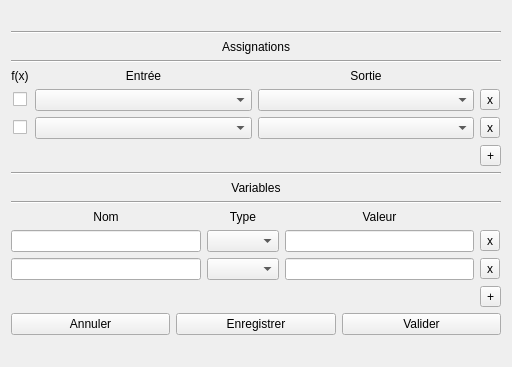
The window that QtIO/IOConfig/ioconfig.ui (jeremie-garcia/av) describes before a commit, drawn with Qt 5.
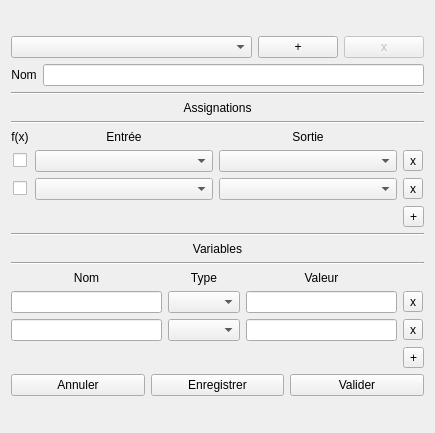
The same window after the commit.

```diff
--- a/QtIO/IOConfig/ioconfig.ui
+++ b/QtIO/IOConfig/ioconfig.ui
@@ -6,8 +6,8 @@
    <rect>
     <x>0</x>
     <y>0</y>
-    <width>512</width>
-    <height>367</height>
+    <width>435</width>
+    <height>433</height>
    </rect>
   </property>
   <property name="sizePolicy">
@@ -25,6 +25,75 @@
   <layout class="QGridLayout" name="gridLayout">
    <item row="0" column="0">
     <layout class="QVBoxLayout" name="genVertLay">
+     <item>
+      <layout class="QHBoxLayout" name="confHorLay" stretch="0,1,1">
+       <item>
+        <widget class="QComboBox" name="confCombo"/>
+       </item>
+       <item>
+        <widget class="QPushButton" name="addConfButton">
+         <property name="enabled">
+          <bool>true</bool>
+         </property>
+         <property name="sizePolicy">
+          <sizepolicy hsizetype="Maximum" vsizetype="Fixed">
+           <horstretch>0</horstretch>
+           <verstretch>0</verstretch>
+          </sizepolicy>
+         </property>
+         <property name="text">
+          <string>+</string>
+         </property>
+        </widget>
+       </item>
+       <item>
+        <widget class="QPushButton" name="delConfButton">
+         <property name="enabled">
+          <bool>false</bool>
+         </property>
+         <property name="sizePolicy">
+          <sizepolicy hsizetype="Maximum" vsizetype="Fixed">
+           <horstretch>0</horstretch>
+           <verstretch>0</verstretch>
+          </sizepolicy>
+         </property>
+         <property name="text">
+          <string>x</string>
+         </property>
+        </widget>
+       </item>
+      </layout>
+     </item>
+     <item>
+      <layout class="QHBoxLayout" name="nameHorLay">
+       <item>
+        <widget class="QLabel" name="nomLabel_2">
+         <property name="sizePolicy">
+          <sizepolicy hsizetype="Maximum" vsizetype="Preferred">
+           <horstretch>0</horstretch>
+           <verstretch>0</verstretch>
+          </sizepolicy>
+         </property>
+         <property name="text">
+          <string>Nom</string>
+         </property>
+         <property name="alignment">
+          <set>Qt::AlignCenter</set>
+         </property>
+        </widget>
+       </item>
+       <item>
+        <widget class="QLineEdit" name="nomLine_3">
+         <property name="sizePolicy">
+          <sizepolicy hsizetype="Minimum" vsizetype="Fixed">
+           <horstretch>0</horstretch>
+           <verstretch>0</verstretch>
+          </sizepolicy>
+         </property>
+        </widget>
+       </item>
+      </layout>
+     </item>
      <item>
       <layout class="QVBoxLayout" name="assiVertLay">
        <item>
```
